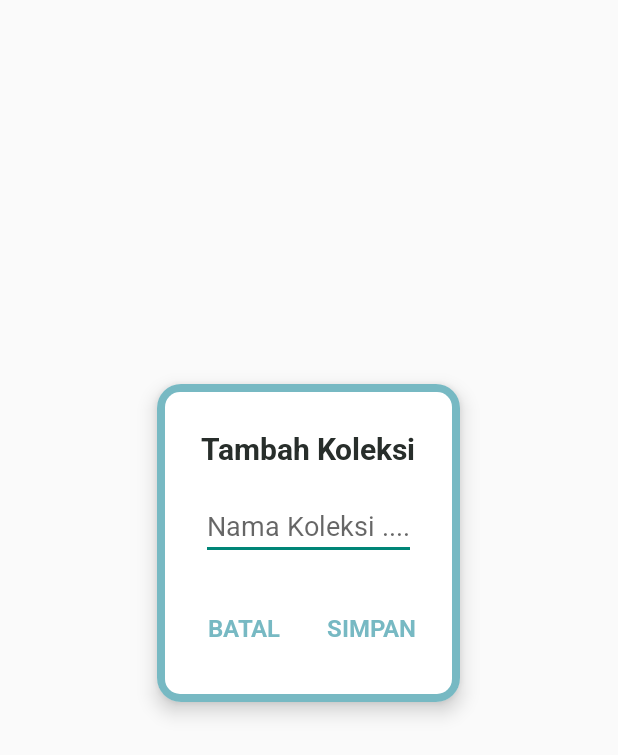
After one commit to zen2909/aplikasi-madura, an Android app built with Jetpack Compose: the layout dialog_koleksi.xml on its own in the app's theme, with its tools: preview values and no code run, on a phone screen of 412 x 824 dp. The commit adds this screen. Shown: the top 755 px of the screen. Run offline under Robolectric (Android 15) with nearby library versions, the phone set to English and light mode, and no system bars.

Commit message:
update tampilan

```diff
--- a/app/src/main/java/com/zen/e_learning_bahasa_madura/view/admin/EditEvalPelafalan.kt
+++ b/app/src/main/java/com/zen/e_learning_bahasa_madura/view/admin/EditEvalPelafalan.kt
@@ -16,6 +16,7 @@ import com.google.firebase.database.*
 import com.zen.e_learning_bahasa_madura.databinding.EditEvalPelafalanBinding
 import com.zen.e_learning_bahasa_madura.model.EvalPelafalan
 import com.zen.e_learning_bahasa_madura.util.BacksoundManager
+import com.zen.e_learning_bahasa_madura.R
 
 class EditEvalPelafalan : Activity() {
 
@@ -202,12 +203,13 @@ class EditEvalPelafalan : Activity() {
         val text = binding.jawaban.text.toString().trim()
         fetchAudioUrl(text) { audioUrl ->
             if (audioUrl != null) {
+                val view = layoutInflater.inflate(R.layout.dialog_audio, null)
                 val dialog = AlertDialog.Builder(this)
-                    .setTitle("Memutar Audio")
-                    .setMessage("Sedang memutar audio untuk \"$text\".\nHarap tunggu hingga selesai...")
+                    .setView(view)
                     .setCancelable(false)
                     .create()
 
+                dialog.window?.setBackgroundDrawableResource(android.R.color.transparent)
                 dialog.show()
 
                 mediaPlayer?.release()
--- a/app/src/main/java/com/zen/e_learning_bahasa_madura/view/admin/ListKosakata.kt
+++ b/app/src/main/java/com/zen/e_learning_bahasa_madura/view/admin/ListKosakata.kt
@@ -288,11 +288,11 @@ class ListKosakata : Activity() {
         val view = layoutInflater.inflate(R.layout.dialog_audio, null)
 
         val dialog = AlertDialog.Builder(this)
-            .setTitle("Memuat Audio")
             .setView(view)
             .setCancelable(false)
             .create()
 
+        dialog.window?.setBackgroundDrawableResource(android.R.color.transparent)
         dialog.show()
 
         // Hentikan instance sebelumnya
--- a/app/src/main/java/com/zen/e_learning_bahasa_madura/view/user/Pelafalan.kt
+++ b/app/src/main/java/com/zen/e_learning_bahasa_madura/view/user/Pelafalan.kt
@@ -175,11 +175,11 @@ class Pelafalan : Activity() {
                 val view = layoutInflater.inflate(R.layout.dialog_audio, null)
 
                 val dialog = AlertDialog.Builder(this)
-                    .setTitle("Memutar Audio")
                     .setView(view)
                     .setCancelable(false)
                     .create()
 
+                dialog.window?.setBackgroundDrawableResource(android.R.color.transparent)
                 dialog.show()
 
                 mediaPlayer?.release()
--- /dev/null
+++ b/app/src/main/res/layout/dialog_koleksi.xml
@@ -0,0 +1,83 @@
+<!-- res/layout/dialog_playing_audio.xml -->
+<androidx.cardview.widget.CardView xmlns:android="http://schemas.android.com/apk/res/android"
+    xmlns:app="http://schemas.android.com/apk/res-auto"
+    android:id="@+id/card_input"
+    android:layout_width="wrap_content"
+    android:layout_height="wrap_content"
+    android:layout_gravity="center"
+    android:layout_marginBottom="50dp"
+    app:cardCornerRadius="16dp"
+    app:cardElevation="8dp"
+    app:cardBackgroundColor="@android:color/white">
+
+    <LinearLayout
+        android:layout_width="match_parent"
+        android:layout_height="match_parent"
+        android:orientation="vertical"
+        android:background="@color/kotakan"
+        android:layout_gravity="center"
+        android:padding="5dp">
+
+        <LinearLayout
+            android:layout_width="match_parent"
+            android:layout_height="match_parent"
+            android:orientation="vertical"
+            android:background="@drawable/rounded_input">
+            <LinearLayout
+
+                android:padding="24dp"
+                android:orientation="vertical"
+
+                android:layout_width="match_parent"
+                android:layout_height="wrap_content">
+
+                <TextView
+                    android:text="Tambah Koleksi"
+                    android:textSize="20sp"
+                    android:textColor="@color/dalam_kotak"
+                    android:fontFamily="@font/roboto_bold"
+                    android:layout_marginBottom="15dp"
+                    android:layout_width="wrap_content"
+                    android:layout_height="wrap_content" />
+
+                <EditText
+                    android:id="@+id/inputKoleksi"
+                    android:hint="Nama Koleksi ...."
+                    android:textSize="18sp"
+                    android:textColor="@color/dalam_kotak"
+                    android:fontFamily="@font/roboto_regular"
+                    android:layout_width="match_parent"
+                    android:layout_height="wrap_content" />
+                <LinearLayout
+                    android:layout_width="wrap_content"
+                    android:layout_height="wrap_content"
+                    android:layout_gravity="right"
+                    android:layout_marginTop="25dp"
+                    android:orientation="horizontal">
+                    <TextView
+                        android:id="@+id/btnBatal"
+                        android:layout_width="wrap_content"
+                        android:layout_height="40dp"
+                        android:text="BATAL"
+                        android:layout_marginEnd="30dp"
+                        android:textSize="16sp"
+                        android:gravity="center"
+                        android:textColor="@color/kotakan"
+                        android:fontFamily="@font/roboto_bold"
+                        android:clickable="true"/>
+
+                    <TextView
+                        android:id="@+id/btnSimpan"
+                        android:layout_width="wrap_content"
+                        android:layout_height="40dp"
+                        android:gravity="center"
+                        android:fontFamily="@font/roboto_bold"
+                        android:text="SIMPAN"
+                        android:textColor="@color/kotakan"
+                        android:textSize="16sp"
+                        android:clickable="true"/>
+                </LinearLayout>
+            </LinearLayout>
+        </LinearLayout>
+    </LinearLayout>
+</androidx.cardview.widget.CardView>
--- a/app/src/main/res/layout/hal_eval_pelafalan.xml
+++ b/app/src/main/res/layout/hal_eval_pelafalan.xml
@@ -98,7 +98,7 @@
                 <TextView
                     android:layout_width="match_parent"
                     android:layout_height="match_parent"
-                    android:text="Tekan Tombol Rekam Untuk Merekam Suara"
+                    android:text="Tahan Tombol Rekam Untuk Merekam Suara"
                     android:gravity="center"
                     android:fontFamily="@font/bangers"
                     android:textColor="@color/teks"
```
Also changed, not shown: app/src/main/java/com/zen/e_learning_bahasa_madura/view/admin/InputEvalPelafalan.kt (+25 -18 lines), app/src/main/java/com/zen/e_learning_bahasa_madura/view/admin/InputEvalTb.kt (+26 -42 lines), app/src/main/java/com/zen/e_learning_bahasa_madura/view/admin/InputEvalTerjemahan.kt (+26 -17 lines), app/src/main/java/com/zen/e_learning_bahasa_madura/view/user/EvalPelafalan.kt (+30 -24 lines), app/src/main/java/com/zen/e_learning_bahasa_madura/view/user/HomePage.kt (+2 -13 lines), app/src/main/res/layout/dialog_audio.xml (+29 -1 lines), app/src/main/res/layout/dialog_carakan_keyboard.xml (+36 -3 lines), app/src/main/res/layout/dialog_preview_audio.xml (added, +82 -0 lines), app/src/main/res/layout/dialog_progress_audio.xml (added, +57 -0 lines), app/src/main/res/layout/dialog_record.xml (+32 -4 lines).
